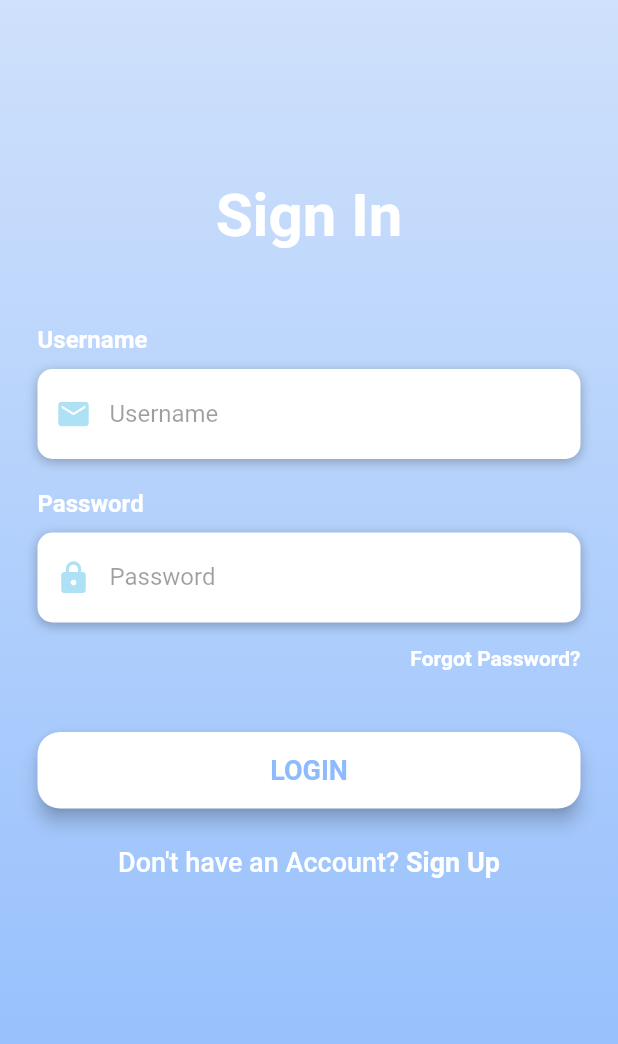
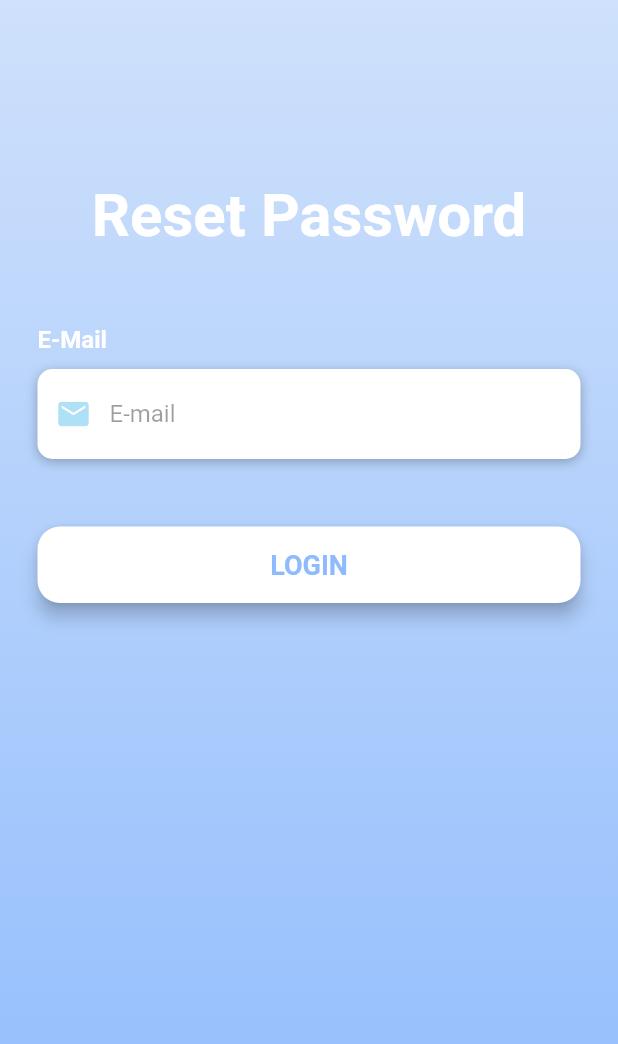
Before and after one commit to iqbalarauf/SocmedCovidTracker, a Flutter app: the screen it shows after launch, after a tap on "Forgot Password?", on a phone screen of 412 x 824 dp. Shown: the top 1044 px of the screen. Run offline on Flutter 3.47's test engine with Material 2 defaults, Android fonts, the phone set to English and light mode, and no system bars; our stand-ins replace firebase_auth, firebase_core; accounts and stored records are empty; network calls fail.

Commit message:
First Branch - Recovery Project

```diff
--- /dev/null
+++ b/lib/forgetpass.dart
@@ -0,0 +1,122 @@
+import 'package:firebase_auth/firebase_auth.dart';
+import 'package:flutter/material.dart';
+import 'package:flutter/services.dart';
+
+class ForgetPass extends StatefulWidget {
+  @override
+  _ForgetPassState createState() => _ForgetPassState();
+}
+
+class _ForgetPassState extends State<ForgetPass> {
+  TextEditingController _emailTextController = TextEditingController();
+
+  @override
+  Widget buildUsername() {
+    return Column(
+      crossAxisAlignment: CrossAxisAlignment.start,
+      children: <Widget>[
+        Text(
+          'E-Mail',
+          style: TextStyle(
+              color: Colors.white, fontSize: 16, fontWeight: FontWeight.bold),
+        ),
+        SizedBox(height: 10),
+        Container(
+          alignment: Alignment.centerLeft,
+          decoration: BoxDecoration(
+              color: Colors.white,
+              borderRadius: BorderRadius.circular(10),
+              boxShadow: [
+                BoxShadow(
+                    color: Colors.black26, blurRadius: 6, offset: Offset(0, 2))
+              ]),
+          height: 60,
+          child: TextField(
+            keyboardType: TextInputType.emailAddress,
+            style: TextStyle(color: Colors.black87),
+            decoration: InputDecoration(
+                border: InputBorder.none,
+                contentPadding: EdgeInsets.only(top: 14),
+                prefixIcon: Icon(Icons.email, color: Color(0xffaee1f6)),
+                hintText: 'E-mail',
+                hintStyle: TextStyle(color: Colors.black38)),
+          ),
+        )
+      ],
+    );
+  }
+
+  Widget buildLoginBtn() {
+    return Container(
+      padding: EdgeInsets.symmetric(vertical: 25),
+      width: double.infinity,
+      child: MaterialButton(
+        elevation: 5,
+        onPressed: () {
+          FirebaseAuth.instance
+              .sendPasswordResetEmail(email: _emailTextController.text)
+              .then((value) => Navigator.of(context).pop());
+        },
+        padding: EdgeInsets.all(15),
+        shape: RoundedRectangleBorder(borderRadius: BorderRadius.circular(15)),
+        color: Colors.white,
+        child: Text(
+          'LOGIN',
+          style: TextStyle(
+              color: Color(0xff8ebbfd),
+              fontSize: 18,
+              fontWeight: FontWeight.bold),
+        ),
+      ),
+    );
+  }
+
+  @override
+  Widget build(BuildContext context) {
+    return Scaffold(
+      body: AnnotatedRegion<SystemUiOverlayStyle>(
+        value: SystemUiOverlayStyle.light,
+        child: GestureDetector(
+          child: Stack(
+            children: <Widget>[
+              Container(
+                height: double.infinity,
+                width: double.infinity,
+                decoration: BoxDecoration(
+                    gradient: LinearGradient(
+                        begin: Alignment.topCenter,
+                        end: Alignment.bottomCenter,
+                        colors: [
+                      Color(0x668ebbfd),
+                      Color(0x998ebbfd),
+                      Color(0xcc8ebbfd),
+                      Color(0xff8ebbfd),
+                    ])),
+                child: SingleChildScrollView(
+                  physics: AlwaysScrollableScrollPhysics(),
+                  padding: EdgeInsets.symmetric(horizontal: 25, vertical: 120),
+                  child: Column(
+                    mainAxisAlignment: MainAxisAlignment.center,
+                    children: <Widget>[
+                      Text(
+                        'Reset Password',
+                        style: TextStyle(
+                            color: Colors.white,
+                            fontSize: 40,
+                            fontWeight: FontWeight.bold),
+                      ),
+                      SizedBox(height: 50),
+                      buildUsername(),
+                      SizedBox(height: 20),
+                      buildLoginBtn(),
+                    ],
+                  ),
+                ),
+              )
+            ],
+          ),
+        ),
+      ),
+    );
+  }
+}
--- a/lib/loginScreen.dart
+++ b/lib/loginScreen.dart
@@ -1,6 +1,8 @@
+import 'package:firebase_auth/firebase_auth.dart';
 import 'package:flutter/material.dart';
 import 'package:flutter/services.dart';
 import 'package:protingtiga/SignUp.dart';
+import 'package:protingtiga/forgetpass.dart';
 import 'package:protingtiga/mainMenu.dart';
 
 class LoginScreen extends StatefulWidget {
@@ -9,12 +11,15 @@ class LoginScreen extends StatefulWidget {
 }
 
 class _LoginScreenState extends State<LoginScreen> {
+  TextEditingController _passwordTextController = TextEditingController();
+  TextEditingController _emailTextController = TextEditingController();
+
   Widget buildUsername() {
     return Column(
       crossAxisAlignment: CrossAxisAlignment.start,
       children: <Widget>[
         Text(
-          'Username',
+          'E-Mail',
           style: TextStyle(
               color: Colors.white, fontSize: 16, fontWeight: FontWeight.bold),
         ),
@@ -32,11 +37,12 @@ class _LoginScreenState extends State<LoginScreen> {
           child: TextField(
             keyboardType: TextInputType.emailAddress,
             style: TextStyle(color: Colors.black87),
+            controller: _emailTextController,
             decoration: InputDecoration(
                 border: InputBorder.none,
                 contentPadding: EdgeInsets.only(top: 14),
                 prefixIcon: Icon(Icons.email, color: Color(0xffaee1f6)),
-                hintText: 'Username',
+                hintText: 'E-Mail',
                 hintStyle: TextStyle(color: Colors.black38)),
           ),
         )
@@ -67,6 +73,7 @@ class _LoginScreenState extends State<LoginScreen> {
           child: TextField(
             obscureText: true,
             style: TextStyle(color: Colors.black87),
+            controller: _passwordTextController,
             decoration: InputDecoration(
                 border: InputBorder.none,
                 contentPadding: EdgeInsets.only(top: 14),
@@ -82,8 +89,12 @@ class _LoginScreenState extends State<LoginScreen> {
   Widget buildForgotPassBtn() {
     return Container(
       alignment: Alignment.centerRight,
-      child: FlatButton(
-        onPressed: () => print("Forgot Password Pressed"),
+      child: MaterialButton(
+        onPressed: () {
+          Navigator.of(context).push(MaterialPageRoute(builder: (context) {
+            return ForgetPass();
+          }));
+        },
         padding: EdgeInsets.only(right: 0),
         child: Text(
           'Forgot Password?',
@@ -97,13 +108,19 @@ class _LoginScreenState extends State<LoginScreen> {
     return Container(
       padding: EdgeInsets.symmetric(vertical: 25),
       width: double.infinity,
-      child: RaisedButton(
+      child: MaterialButton(
         elevation: 5,
         onPressed: () {
-          Navigator.pushReplacement(context,
-              MaterialPageRoute(builder: (context) {
-            return MainMenu();
-          }));
+          FirebaseAuth.instance
+              .signInWithEmailAndPassword(
+                  email: _emailTextController.text,
+                  password: _passwordTextController.text)
+              .then((value) {
+            Navigator.push(
+                context, MaterialPageRoute(builder: (context) => MainMenu()));
+          }).onError((error, stackTrace) {
+            print("Error ${error.toString()}");
+          });
         },
         padding: EdgeInsets.all(15),
         shape: RoundedRectangleBorder(borderRadius: BorderRadius.circular(15)),
@@ -123,7 +140,7 @@ class _LoginScreenState extends State<LoginScreen> {
     return GestureDetector(
       onTap: () {
         Navigator.of(context).push(MaterialPageRoute(builder: (context) {
-          return SignUp();
+          return SignUpScreen();
         }));
       },
       child: RichText(
@@ -135,7 +152,7 @@ class _LoginScreenState extends State<LoginScreen> {
                   fontSize: 18,
                   fontWeight: FontWeight.w500)),
           TextSpan(
-              text: ' Sign Up',
+              text: 'Sign Up',
               style: TextStyle(
                   color: Colors.white,
                   fontSize: 18,
--- a/lib/main.dart
+++ b/lib/main.dart
@@ -1,8 +1,13 @@
+import 'package:firebase_core/firebase_core.dart';
 import 'package:flutter/material.dart';
+import 'firebase_options.dart';
 import 'loginScreen.dart';
 
-
-void main() {
+Future<void> main() async {
+  WidgetsFlutterBinding.ensureInitialized();
+  await Firebase.initializeApp(
+    options: DefaultFirebaseOptions.currentPlatform,
+  );
   runApp(const MyApp());
 }
 
--- a/pubspec.yaml
+++ b/pubspec.yaml
@@ -40,6 +40,8 @@ dependencies:
   accordion: ^2.2.3
   flutter_phone_direct_caller: ^2.1.1
   url_launcher: ^6.1.0
+  firebase_auth: ^3.3.20
+  firebase_core: ^1.18.0
 
 dev_dependencies:
   flutter_test:
```
Also changed, not shown: lib/SignUp.dart (+31 -61 lines), lib/firebase_options.dart (added), pubspec.lock, 4 other files.
